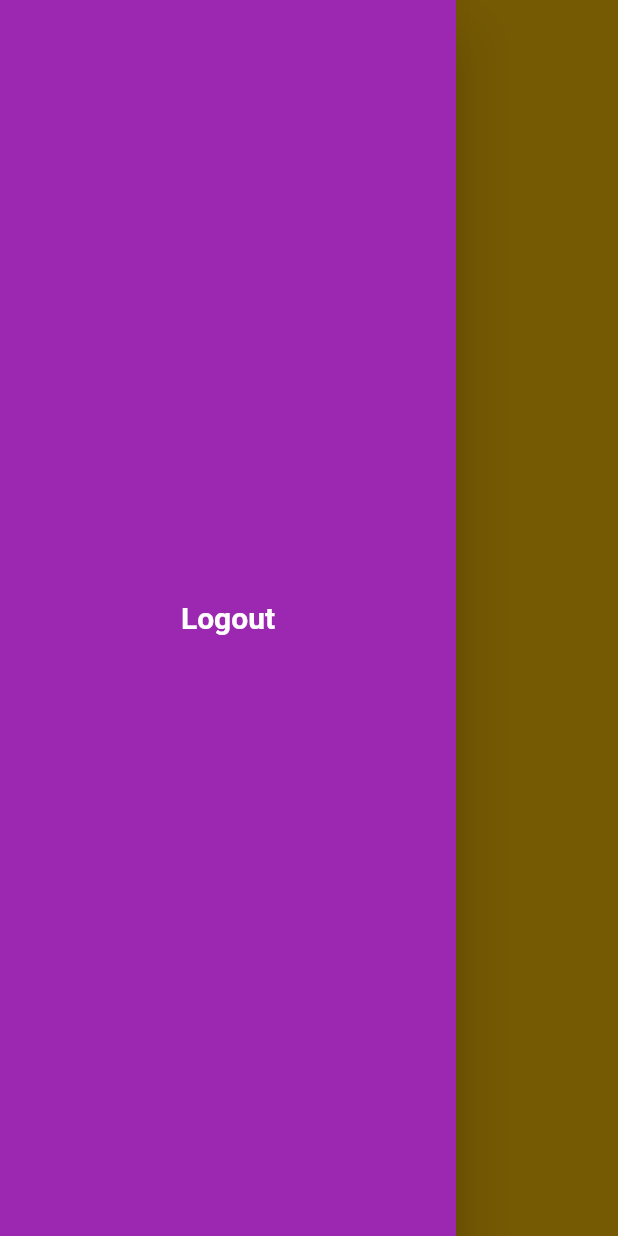
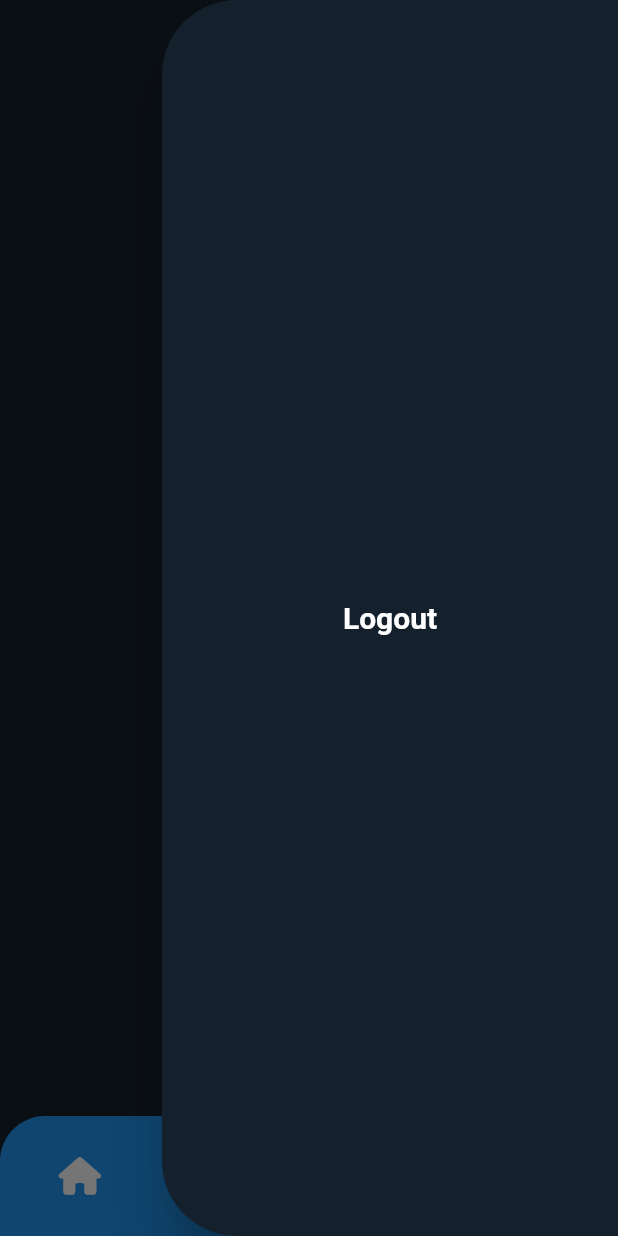
Before and after one commit to Tanmay-R-Choudhary/chatapp_for_programmers, a Flutter app: the screen it shows once a user with an empty profile is signed in, with the side drawer open, on a phone screen of 412 x 824 dp. Run offline on Flutter 3.47's test engine with Material 2 defaults, Android fonts, the phone set to English and light mode, and no system bars; our stand-ins replace firebase_auth, firebase_core, font_awesome_flutter, get; accounts and stored records are empty; network calls fail.

Commit message:
adding bottom navigation bar

```diff
--- a/lib/pages/home/controller/home_controller.dart
+++ b/lib/pages/home/controller/home_controller.dart
@@ -1,3 +1,6 @@
 import 'package:get/get.dart';
 
-class HomePageController extends GetxController {}
+class HomePageController extends GetxController {
+  var screenNumber = 0.obs;
+  RxList screenList = RxList([]);
+}
--- a/lib/pages/home/view/home.dart
+++ b/lib/pages/home/view/home.dart
@@ -1,6 +1,9 @@
 import 'package:app/pages/home/controller/home_controller.dart';
 import 'package:app/utils/authentication_service_controller.dart';
+import 'package:app/utils/constanst.dart';
 import 'package:flutter/material.dart';
+import 'package:flutter/services.dart';
+import 'package:font_awesome_flutter/font_awesome_flutter.dart';
 import 'package:get/get.dart';
 
 class HomePage extends GetView<HomePageController> {
@@ -8,9 +11,19 @@ class HomePage extends GetView<HomePageController> {
 
   @override
   Widget build(BuildContext context) {
-    return Scaffold(
-      drawer: Drawer(
-        backgroundColor: Colors.purple,
+    return AnnotatedRegion<SystemUiOverlayStyle>(
+      value: const SystemUiOverlayStyle(
+        statusBarColor: Colors.transparent,
+      ),
+      child: Scaffold(
+        endDrawer: Drawer(
+          backgroundColor: drawerColor,
+          shape: const RoundedRectangleBorder(
+            borderRadius: BorderRadius.only(
+              topLeft: Radius.circular(50.0),
+              bottomLeft: Radius.circular(50.0),
+            ),
+          ),
           child: Center(
               child: TextButton(
             child: const Text(
@@ -25,11 +38,54 @@ class HomePage extends GetView<HomePageController> {
             },
           )),
         ),
-      backgroundColor: Colors.amber,
+        bottomNavigationBar: Container(
+          height: 80.0,
+          decoration: const BoxDecoration(
+            color: Colors.blue,
+            borderRadius: BorderRadius.only(
+              topLeft: Radius.circular(30.0),
+              topRight: Radius.circular(30.0),
+            ),
+          ),
+          child: Row(
+            mainAxisAlignment: MainAxisAlignment.spaceAround,
+            children: [
+              IconButton(
+                onPressed: () {},
+                icon: const Icon(FontAwesomeIcons.house),
+                color: Colors.white,
+                iconSize: 25.0,
+              ),
+              IconButton(
+                onPressed: () {},
+                icon: const Icon(FontAwesomeIcons.magnifyingGlass),
+                color: Colors.white,
+                iconSize: 25.0,
+              ),
+              IconButton(
+                onPressed: () {},
+                icon: const Icon(FontAwesomeIcons.bell),
+                color: Colors.white,
+                iconSize: 25.0,
+              ),
+              IconButton(
+                onPressed: () {},
+                icon: const Icon(FontAwesomeIcons.envelope),
+                color: Colors.white,
+                iconSize: 25.0,
+              ),
+            ],
+          ),
+        ),
+        backgroundColor: homeBackgroundColor,
         body: Center(
           child: Text(
             "Hello ${AuthenticationServiceController.instance.auth.currentUser?.displayName ?? "err"}",
-          style: const TextStyle(fontWeight: FontWeight.bold, fontSize: 30.0),
+            style: const TextStyle(
+                fontWeight: FontWeight.bold,
+                fontSize: 30.0,
+                color: Colors.white),
+          ),
         ),
       ),
     );
--- /dev/null
+++ b/lib/pages/screens/world_chat/binding/world_chat_binding.dart
@@ -0,0 +1,9 @@
+import 'package:app/pages/screens/world_chat/controller/world_chat_controller.dart';
+import 'package:get/get.dart';
+
+class WorldChatBinding extends Bindings {
+  @override
+  void dependencies() {
+    Get.put(WorldChatController());
+  }
+}
--- /dev/null
+++ b/lib/pages/screens/world_chat/controller/world_chat_controller.dart
@@ -0,0 +1,3 @@
+import 'package:get/get.dart';
+
+class WorldChatController extends GetxController {}
--- /dev/null
+++ b/lib/pages/screens/world_chat/view/world_chat.dart
@@ -0,0 +1,24 @@
+import 'package:app/pages/screens/world_chat/controller/world_chat_controller.dart';
+import 'package:app/utils/constanst.dart';
+import 'package:flutter/material.dart';
+import 'package:get/get.dart';
+
+class WorldChat extends GetView<WorldChatController> {
+  const WorldChat({Key? key}) : super(key: key);
+
+  @override
+  Widget build(BuildContext context) {
+    return Scaffold(
+      backgroundColor: homeBackgroundColor,
+      body: const Center(
+        child: Text(
+          "WORLD CHAT PAGE",
+          style: TextStyle(
+            color: Colors.white,
+            fontSize: 30.0,
+          ),
+        ),
+      ),
+    );
+  }
+}
--- /dev/null
+++ b/lib/utils/constanst.dart
@@ -0,0 +1,4 @@
+import 'package:flutter/material.dart';
+
+Color homeBackgroundColor = const Color(0xFF15202b);
+Color drawerColor = homeBackgroundColor.withBlue(45);
```
Also changed, not shown: 1 other file. Lines whose indentation alone changed are shown as unchanged.
